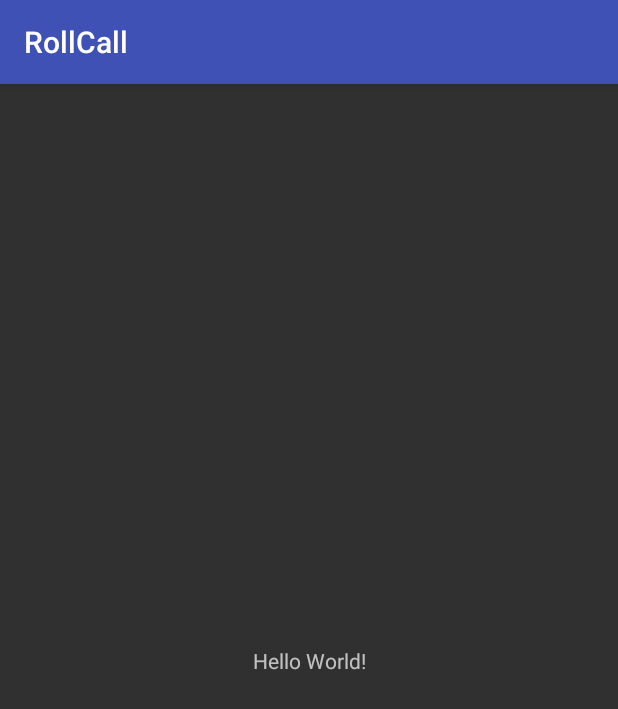
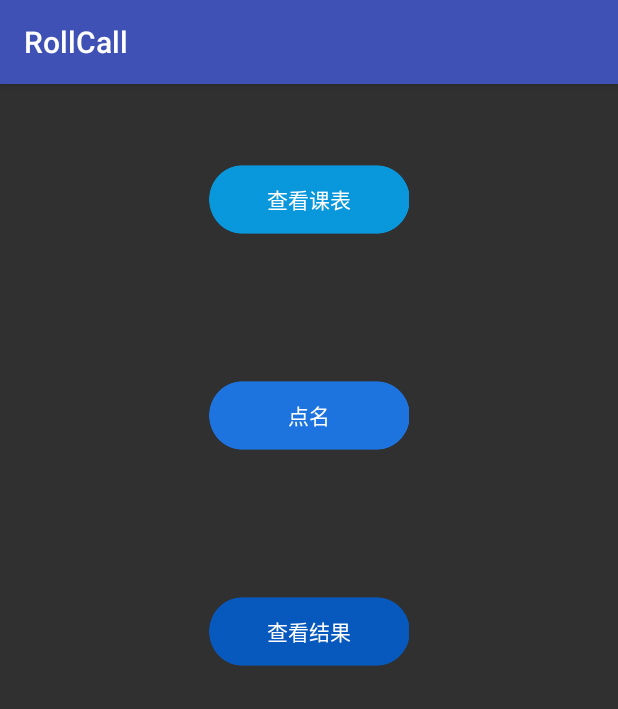
Before and after one commit to dandelion123/android, an Android app: the screen it shows after launch (MainActivity), on a phone screen of 412 x 824 dp. Shown: the top 709 px of the screen. Run offline under Robolectric (Android 15) with nearby library versions, the phone set to English and light mode, and no system bars.

Commit message:
modified the mainactivity layout

```diff
--- a/RollCall/app/src/main/res/layout/activity_main.xml
+++ b/RollCall/app/src/main/res/layout/activity_main.xml
@@ -1,18 +1,37 @@
 <?xml version="1.0" encoding="utf-8"?>
-<android.support.constraint.ConstraintLayout xmlns:android="http://schemas.android.com/apk/res/android"
-    xmlns:app="http://schemas.android.com/apk/res-auto"
-    xmlns:tools="http://schemas.android.com/tools"
-    android:layout_width="match_parent"
-    android:layout_height="match_parent"
-    tools:context="example.com.rollcall.MainActivity">
+<LinearLayout xmlns:android="http://schemas.android.com/apk/res/android"
+    android:orientation="vertical"
+    android:layout_width="fill_parent"
+    android:layout_height="fill_parent"
+    >
 
-    <TextView
+    <Button
+        android:id="@+id/bt_curriculum"
         android:layout_width="wrap_content"
         android:layout_height="wrap_content"
-        android:text="Hello World!"
-        app:layout_constraintBottom_toBottomOf="parent"
-        app:layout_constraintLeft_toLeftOf="parent"
-        app:layout_constraintRight_toRightOf="parent"
-        app:layout_constraintTop_toTopOf="parent" />
+        android:background="@mipmap/curriculum"
+        android:layout_gravity="center"
+        android:text="查看课表"
+        android:layout_marginTop="10dp"
+        android:layout_marginBottom="5dp"
+        />
+    <Button
+        android:layout_width="wrap_content"
+        android:layout_height="wrap_content"
+        android:layout_gravity="center"
+        android:text="点名"
+        android:id="@+id/bt_rollcall"
+        android:background="@mipmap/rollcall"
+        android:layout_marginTop="5dp"
+        android:layout_marginBottom="5dp"
+        />
 
-</android.support.constraint.ConstraintLayout>
+    <Button
+        android:id="@+id/bt_result"
+        android:layout_width="wrap_content"
+        android:layout_height="wrap_content"
+        android:layout_gravity="center"
+        android:background="@mipmap/result"
+        android:text="查看结果"
+        android:layout_marginTop="5dp"/>
+</LinearLayout>
```
Also changed, not shown: RollCall/app/src/main/res/mipmap-hdpi/curriculum.png (added), RollCall/app/src/main/res/mipmap-hdpi/result.png (added), RollCall/app/src/main/res/mipmap-hdpi/rollcall.png (added), RollCall/app/src/main/res/mipmap-hdpi/start.png (added), RollCall/app/src/main/res/mipmap-hdpi/stop.png (added).
